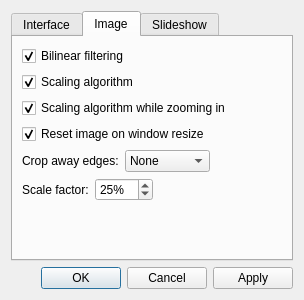
Before: the Qt Designer form src/qvoptionsdialog.ui in jurplel/qView, drawn with Qt 5.
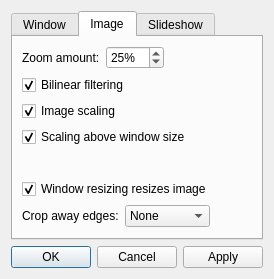
After: the same form once the commit is applied.

```diff
--- a/src/qvoptionsdialog.ui
+++ b/src/qvoptionsdialog.ui
@@ -5,14 +5,6 @@
   <property name="windowModality">
    <enum>Qt::NonModal</enum>
   </property>
-  <property name="geometry">
-   <rect>
-    <x>0</x>
-    <y>0</y>
-    <width>304</width>
-    <height>300</height>
-   </rect>
-  </property>
   <property name="windowTitle">
    <string>qView Options</string>
   </property>
@@ -22,33 +14,15 @@
      <property name="focusPolicy">
       <enum>Qt::NoFocus</enum>
      </property>
-     <property name="tabShape">
-      <enum>QTabWidget::Rounded</enum>
-     </property>
      <property name="currentIndex">
       <number>1</number>
      </property>
-     <property name="elideMode">
-      <enum>Qt::ElideNone</enum>
-     </property>
-     <property name="documentMode">
-      <bool>false</bool>
-     </property>
-     <property name="tabsClosable">
-      <bool>false</bool>
-     </property>
-     <property name="movable">
-      <bool>false</bool>
-     </property>
-     <property name="tabBarAutoHide">
-      <bool>false</bool>
-     </property>
-     <widget class="QWidget" name="interface_2">
+     <widget class="QWidget" name="window">
       <property name="layoutDirection">
        <enum>Qt::LeftToRight</enum>
       </property>
       <attribute name="title">
-       <string>Interface</string>
+       <string>Window</string>
       </attribute>
       <layout class="QFormLayout" name="formLayout">
        <item row="0" column="0">
@@ -157,67 +131,11 @@
       </attribute>
       <layout class="QFormLayout" name="formLayout_2">
        <item row="0" column="0">
-        <widget class="QCheckBox" name="filteringCheckbox">
-         <property name="text">
-          <string>Bilinear filtering</string>
-         </property>
-         <property name="checked">
-          <bool>true</bool>
-         </property>
-        </widget>
-       </item>
-       <item row="1" column="0">
-        <widget class="QCheckBox" name="scalingCheckbox">
-         <property name="text">
-          <string>Scaling algorithm</string>
-         </property>
-         <property name="checked">
-          <bool>true</bool>
-         </property>
-        </widget>
-       </item>
-       <item row="4" column="0">
-        <layout class="QHBoxLayout" name="horizontalLayout_2">
-         <item>
-          <widget class="QLabel" name="label_2">
-           <property name="text">
-            <string>Crop away edges:</string>
-           </property>
-          </widget>
-         </item>
-         <item>
-          <widget class="QComboBox" name="cropModeComboBox">
-           <property name="sizePolicy">
-            <sizepolicy hsizetype="Preferred" vsizetype="Preferred">
-             <horstretch>0</horstretch>
-             <verstretch>0</verstretch>
-            </sizepolicy>
-           </property>
-           <item>
-            <property name="text">
-             <string>None</string>
-            </property>
-           </item>
-           <item>
-            <property name="text">
-             <string>Vertical</string>
-            </property>
-           </item>
-           <item>
-            <property name="text">
-             <string>Horizontal</string>
-            </property>
-           </item>
-          </widget>
-         </item>
-        </layout>
-       </item>
-       <item row="5" column="0">
         <layout class="QHBoxLayout" name="horizontalLayout_3">
          <item>
           <widget class="QLabel" name="label_3">
            <property name="text">
-            <string>Scale factor:</string>
+            <string>Zoom amount:</string>
            </property>
           </widget>
          </item>
@@ -242,26 +160,107 @@
          </item>
         </layout>
        </item>
+       <item row="1" column="0">
+        <widget class="QCheckBox" name="filteringCheckbox">
+         <property name="toolTip">
+          <string>Turn this off to see individual pixels</string>
+         </property>
+         <property name="text">
+          <string>Bilinear filtering</string>
+         </property>
+         <property name="checked">
+          <bool>true</bool>
+         </property>
+        </widget>
+       </item>
        <item row="2" column="0">
+        <widget class="QCheckBox" name="scalingCheckbox">
+         <property name="toolTip">
+          <string>Images appear aliased (having jagged edges) without this, but it is faster</string>
+         </property>
+         <property name="text">
+          <string>Image scaling</string>
+         </property>
+         <property name="checked">
+          <bool>true</bool>
+         </property>
+        </widget>
+       </item>
+       <item row="3" column="0">
         <widget class="QCheckBox" name="scalingTwoCheckbox">
          <property name="text">
-          <string>Scaling algorithm while zooming in</string>
+          <string>Scaling above window size</string>
          </property>
          <property name="checked">
           <bool>true</bool>
          </property>
         </widget>
        </item>
-       <item row="3" column="0">
+       <item row="4" column="0">
+        <spacer name="horizontalSpacer_2">
+         <property name="orientation">
+          <enum>Qt::Horizontal</enum>
+         </property>
+         <property name="sizeHint" stdset="0">
+          <size>
+           <width>40</width>
+           <height>20</height>
+          </size>
+         </property>
+        </spacer>
+       </item>
+       <item row="5" column="0">
         <widget class="QCheckBox" name="resetOnResizeCheckbox">
          <property name="text">
-          <string>Reset image on window resize</string>
+          <string>Window resizing resizes image</string>
          </property>
          <property name="checked">
           <bool>true</bool>
          </property>
         </widget>
        </item>
+       <item row="6" column="0">
+        <layout class="QHBoxLayout" name="horizontalLayout_2">
+         <item>
+          <widget class="QLabel" name="cropModeLabel">
+           <property name="toolTip">
+            <string>Ignores select sides of an image when fitting to window (some sides will extend beyond the window boundaries)</string>
+           </property>
+           <property name="text">
+            <string>Crop away edges:</string>
+           </property>
+          </widget>
+         </item>
+         <item>
+          <widget class="QComboBox" name="cropModeComboBox">
+           <property name="sizePolicy">
+            <sizepolicy hsizetype="Preferred" vsizetype="Preferred">
+             <horstretch>0</horstretch>
+             <verstretch>0</verstretch>
+            </sizepolicy>
+           </property>
+           <property name="toolTip">
+            <string>Ignores select sides of an image when fitting to window (some sides will extend beyond the window boundaries)</string>
+           </property>
+           <item>
+            <property name="text">
+             <string>None</string>
+            </property>
+           </item>
+           <item>
+            <property name="text">
+             <string>Vertical</string>
+            </property>
+           </item>
+           <item>
+            <property name="text">
+             <string>Horizontal</string>
+            </property>
+           </item>
+          </widget>
+         </item>
+        </layout>
+       </item>
       </layout>
      </widget>
      <widget class="QWidget" name="slideshow">
```
Left out of the diff: 122 changed lines with no effect on the pictures.
